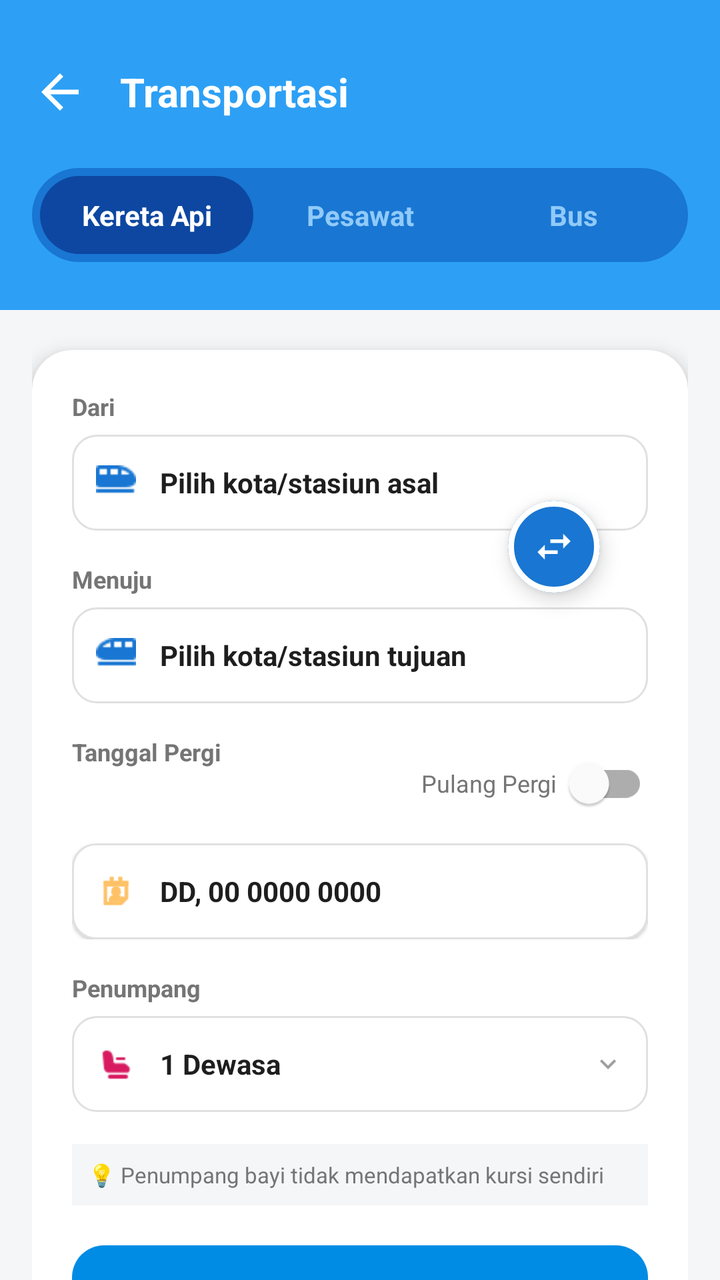
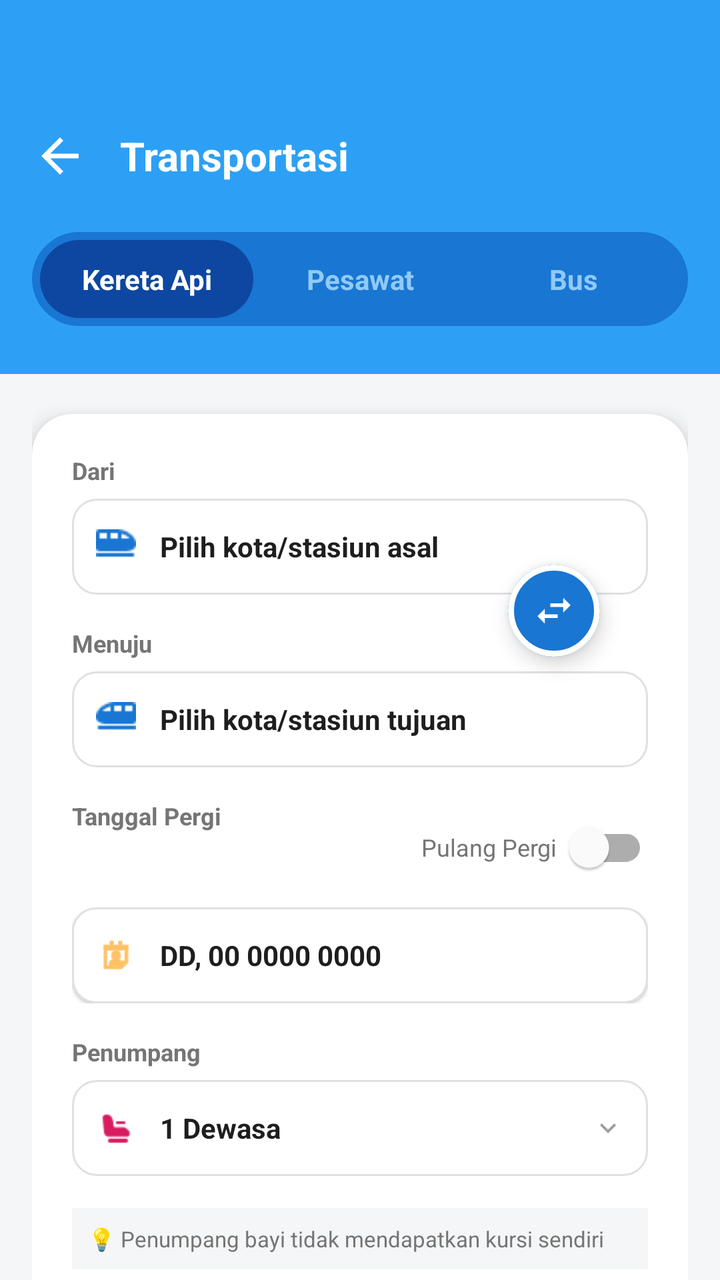

Two renders of the same Android screen: before a commit and after it. Below are the layout's source before the change and the commit's diff.
<!-- AndroidManifest.xml: application theme Theme.WisataGo -->
<!-- res/layout/activity_train.xml -->
<?xml version="1.0" encoding="utf-8"?>
<LinearLayout xmlns:android="http://schemas.android.com/apk/res/android"
    xmlns:app="http://schemas.android.com/apk/res-auto"
    android:layout_width="match_parent"
    android:layout_height="match_parent"
    android:background="#F5F6F8"
    android:orientation="vertical">

    <LinearLayout
        android:layout_width="match_parent"
        android:layout_height="wrap_content"
        android:background="#2DA0F5"
        android:orientation="vertical"
        android:paddingTop="16dp"
        android:paddingBottom="24dp">

        <RelativeLayout
            android:layout_width="match_parent"
            android:layout_height="60dp"
            android:paddingHorizontal="16dp">

            <ImageView
                android:id="@+id/btnBack"
                android:layout_width="28dp"
                android:layout_height="28dp"
                android:layout_centerVertical="true"
                android:src="@drawable/ic_back_white"
                app:tint="#FFFFFF" />

            <TextView
                android:layout_width="wrap_content"
                android:layout_height="wrap_content"
                android:layout_centerVertical="true"
                android:layout_marginStart="16dp"
                android:layout_toEndOf="@id/btnBack"
                android:text="Transportasi"
                android:textColor="#FFFFFF"
                android:textSize="20sp"
                android:textStyle="bold" />
        </RelativeLayout>

        <LinearLayout
            android:layout_width="match_parent"
            android:layout_height="wrap_content"
            android:layout_marginHorizontal="16dp"
            android:layout_marginTop="8dp"
            android:background="@drawable/bg_pill_pastel"
            android:backgroundTint="#1976D2"
            android:orientation="horizontal"
            android:padding="4dp">

            <TextView
                android:id="@+id/tabKereta"
                android:layout_width="0dp"
                android:layout_height="wrap_content"
                android:layout_weight="1"
                android:background="@drawable/bg_pill_white"
                android:backgroundTint="#0D47A1"
                android:gravity="center"
                android:paddingVertical="10dp"
                android:text="Kereta Api"
                android:textColor="#FFFFFF"
                android:textSize="14sp"
                android:textStyle="bold" />

            <TextView
                android:id="@+id/tabPesawat"
                android:layout_width="0dp"
                android:layout_height="wrap_content"
                android:layout_weight="1"
                android:gravity="center"
                android:paddingVertical="10dp"
                android:text="Pesawat"
                android:textColor="#90CAF9"
                android:textSize="14sp"
                android:textStyle="bold" />

            <TextView
                android:id="@+id/tabBus"
                android:layout_width="0dp"
                android:layout_height="wrap_content"
                android:layout_weight="1"
                android:gravity="center"
                android:paddingVertical="10dp"
                android:text="Bus"
                android:textColor="#90CAF9"
                android:textSize="14sp"
                android:textStyle="bold" />
        </LinearLayout>
    </LinearLayout>

    <ScrollView
        android:layout_width="match_parent"
        android:layout_height="match_parent"
        android:clipToPadding="false"
        android:paddingBottom="32dp"
        android:scrollbars="none">

        <LinearLayout
            android:layout_width="match_parent"
            android:layout_height="wrap_content"
            android:orientation="vertical"
            android:paddingHorizontal="16dp">

            <com.google.android.material.card.MaterialCardView
                android:layout_width="match_parent"
                android:layout_height="wrap_content"
                android:layout_marginTop="20dp"
                app:cardBackgroundColor="#FFFFFF"
                app:cardCornerRadius="20dp"
                app:cardElevation="6dp"
                app:strokeWidth="0dp">

                <LinearLayout
                    android:layout_width="match_parent"
                    android:layout_height="wrap_content"
                    android:orientation="vertical"
                    android:padding="20dp">

                    <RelativeLayout
                        android:layout_width="match_parent"
                        android:layout_height="wrap_content">

                        <LinearLayout
                            android:layout_width="match_parent"
                            android:layout_height="wrap_content"
                            android:orientation="vertical">

                            <TextView
                                android:layout_width="wrap_content"
                                android:layout_height="wrap_content"
                                android:layout_marginBottom="6dp"
                                android:text="Dari"
                                android:textColor="#757575"
                                android:textSize="12sp"
                                android:textStyle="bold" />

                            <LinearLayout
                                android:id="@+id/containerOrigin"
                                android:layout_width="match_parent"
                                android:layout_height="48dp"
                                android:background="@drawable/bg_input_field"
                                android:gravity="center_vertical"
                                android:orientation="horizontal"
                                android:paddingHorizontal="12dp"
                                android:clickable="true"
                                android:focusable="true">

                                <ImageView
                                    android:layout_width="20dp"
                                    android:layout_height="20dp"
                                    android:src="@drawable/icon_trains_go"
                                    app:tint="#1976D2" />

                                <TextView
                                    android:id="@+id/tvOrigin"
                                    android:layout_width="match_parent"
                                    android:layout_height="wrap_content"
                                    android:layout_marginStart="12dp"
                                    android:text="Pilih kota/stasiun asal"
                                    android:textColor="#1E1E1E"
                                    android:textSize="14sp"
                                    android:textStyle="bold" />
                            </LinearLayout>

                            <View
                                android:layout_width="match_parent"
                                android:layout_height="16dp" />

                            <TextView
                                android:layout_width="wrap_content"
                                android:layout_height="wrap_content"
                                android:layout_marginBottom="6dp"
                                android:text="Menuju"
                                android:textColor="#757575"
                                android:textSize="12sp"
                                android:textStyle="bold" />

                            <LinearLayout
                                android:id="@+id/containerDestination"
                                android:layout_width="match_parent"
                                android:layout_height="48dp"
                                android:background="@drawable/bg_input_field"
                                android:gravity="center_vertical"
                                android:orientation="horizontal"
                                android:paddingHorizontal="12dp"
                                android:clickable="true"
                                android:focusable="true">

                                <ImageView
                                    android:layout_width="20dp"
                                    android:layout_height="20dp"
                                    android:src="@drawable/icon_trains_back"
                                    app:tint="#1976D2" />

                                <TextView
                                    android:id="@+id/tvDestination"
                                    android:layout_width="match_parent"
                                    android:layout_height="wrap_content"
                                    android:layout_marginStart="12dp"
                                    android:text="Pilih kota/stasiun tujuan"
                                    android:textColor="#1E1E1E"
                                    android:textSize="14sp"
                                    android:textStyle="bold" />
                            </LinearLayout>
                        </LinearLayout>

                        <com.google.android.material.card.MaterialCardView
                            android:id="@+id/btnSwapLocation"
                            android:layout_width="46dp"
                            android:layout_height="46dp"
                            android:layout_alignParentEnd="true"
                            android:layout_centerVertical="true"
                            android:layout_marginEnd="24dp"
                            android:clickable="true"
                            android:focusable="true"
                            app:cardBackgroundColor="#1976D2"
                            app:cardCornerRadius="23dp"
                            app:cardElevation="6dp"
                            app:strokeColor="#FFFFFF"
                            app:strokeWidth="3dp">

                            <ImageView
                                android:layout_width="22dp"
                                android:layout_height="22dp"
                                android:layout_gravity="center"
                                android:rotation="90"
                                android:src="@drawable/ic_swap"
                                app:tint="#FFFFFF" />
                        </com.google.android.material.card.MaterialCardView>
                    </RelativeLayout>

                    <View
                        android:layout_width="match_parent"
                        android:layout_height="16dp" />

                    <RelativeLayout
                        android:layout_width="match_parent"
                        android:layout_height="wrap_content">

                        <TextView
                            android:layout_width="wrap_content"
                            android:layout_height="wrap_content"
                            android:text="Tanggal Pergi"
                            android:textColor="#757575"
                            android:textSize="12sp"
                            android:textStyle="bold" />

                        <com.google.android.material.switchmaterial.SwitchMaterial
                            android:id="@+id/switch_pulang_pergi"
                            android:layout_width="wrap_content"
                            android:layout_height="wrap_content"
                            android:layout_alignParentEnd="true"
                            android:text="Pulang Pergi  "
                            android:textColor="#757575"
                            android:textSize="12sp" />
                    </RelativeLayout>

                    <LinearLayout
                        android:layout_width="match_parent"
                        android:layout_height="wrap_content"
                        android:layout_marginTop="6dp"
                        android:orientation="horizontal">

                        <com.google.android.material.card.MaterialCardView
                            android:id="@+id/btn_tanggal_pergi"
                            android:layout_width="0dp"
                            android:layout_height="wrap_content"
                            android:layout_weight="1"
                            app:cardBackgroundColor="#FFFFFF"
                            app:cardCornerRadius="12dp"
                            app:strokeColor="#E0E0E0"
                            app:strokeWidth="1dp">

                            <LinearLayout
                                android:layout_width="match_parent"
                                android:layout_height="48dp"
                                android:gravity="center_vertical"
                                android:orientation="horizontal"
                                android:paddingHorizontal="12dp">

                                <ImageView
                                    android:layout_width="20dp"
                                    android:layout_height="20dp"
                                    android:src="@android:drawable/ic_menu_my_calendar"
                                    app:tint="#FF9800" />

                                <TextView
                                    android:id="@+id/tv_tanggal_pergi"
                                    android:layout_width="match_parent"
                                    android:layout_height="wrap_content"
                                    android:layout_marginStart="12dp"
                                    android:text="DD, 00 0000 0000"
                                    android:textColor="#1E1E1E"
                                    android:textSize="14sp"
                                    android:textStyle="bold" />
                            </LinearLayout>
                        </com.google.android.material.card.MaterialCardView>

                        <com.google.android.material.card.MaterialCardView
                            android:id="@+id/btn_tanggal_pulang"
                            android:layout_width="0dp"
                            android:layout_height="wrap_content"
                            android:layout_marginStart="8dp"
                            android:layout_weight="1"
                            android:visibility="gone"
                            app:cardBackgroundColor="#FFFFFF"
                            app:cardCornerRadius="12dp"
                            app:strokeColor="#E0E0E0"
                            app:strokeWidth="1dp">

                            <LinearLayout
                                android:layout_width="match_parent"
                                android:layout_height="48dp"
                                android:gravity="center_vertical"
                                android:orientation="horizontal"
                                android:paddingHorizontal="12dp">

                                <ImageView
                                    android:layout_width="20dp"
                                    android:layout_height="20dp"
                                    android:src="@android:drawable/ic_menu_my_calendar"
                                    app:tint="#00A3FF" />

                                <TextView
                                    android:id="@+id/tv_tanggal_pulang"
                                    android:layout_width="match_parent"
                                    android:layout_height="wrap_content"
                                    android:layout_marginStart="12dp"
                                    android:text="DD, 00 0000 0000"
                                    android:textColor="#1E1E1E"
                                    android:textSize="14sp"
                                    android:textStyle="bold" />
                            </LinearLayout>
                        </com.google.android.material.card.MaterialCardView>
                    </LinearLayout>

                    <View
                        android:layout_width="match_parent"
                        android:layout_height="16dp" />

                    <TextView
                        android:layout_width="wrap_content"
                        android:layout_height="wrap_content"
                        android:layout_marginBottom="6dp"
                        android:text="Penumpang"
                        android:textColor="#757575"
                        android:textSize="12sp"
                        android:textStyle="bold" />

                    <LinearLayout
                        android:id="@+id/btnSelectPassengers"
                        android:layout_width="match_parent"
                        android:layout_height="48dp"
                        android:background="@drawable/bg_input_field"
                        android:clickable="true"
                        android:focusable="true"
                        android:gravity="center_vertical"
                        android:orientation="horizontal"
                        android:paddingHorizontal="12dp">

                        <ImageView
                            android:layout_width="20dp"
                            android:layout_height="20dp"
                            android:src="@drawable/ic_seat"
                            app:tint="#D81B60" />

                        <TextView
                            android:id="@+id/tvPassengers"
                            android:layout_width="0dp"
                            android:layout_height="wrap_content"
                            android:layout_marginStart="12dp"
                            android:layout_weight="1"
                            android:text="1 Dewasa"
                            android:textColor="#1E1E1E"
                            android:textSize="14sp"
                            android:textStyle="bold" />

                        <ImageView
                            android:layout_width="16dp"
                            android:layout_height="16dp"
                            android:src="@drawable/ic_arrow_down"
                            app:tint="#9E9E9E" />
                    </LinearLayout>

                    <TextView
                        android:layout_width="match_parent"
                        android:layout_height="wrap_content"
                        android:layout_marginTop="16dp"
                        android:background="#F5F6F8"
                        android:padding="8dp"
                        android:text="💡 Penumpang bayi tidak mendapatkan kursi sendiri"
                        android:textColor="#757575"
                        android:textSize="11sp" />

                    <LinearLayout
                        android:id="@+id/btnCariTiket"
                        android:layout_width="match_parent"
                        android:layout_height="52dp"
                        android:layout_marginTop="20dp"
                        android:background="@drawable/bg_button_blue"
                        android:backgroundTint="#008CE4"
                        android:clickable="true"
                        android:focusable="true"
                        android:gravity="center"
                        android:orientation="horizontal">

                        <TextView
                            android:layout_width="wrap_content"
                            android:layout_height="wrap_content"
                            android:text="Cari Tiket"
                            android:textColor="#FFFFFF"
                            android:textSize="16sp"
                            android:textStyle="bold" />
                    </LinearLayout>
                </LinearLayout>
            </com.google.android.material.card.MaterialCardView>

            <TextView
                android:layout_width="wrap_content"
                android:layout_height="wrap_content"
                android:layout_marginTop="28dp"
                android:layout_marginBottom="12dp"
                android:text="Promo &amp; Inspirasi Perjalanan"
                android:textColor="#1E1E1E"
                android:textSize="16sp"
                android:textStyle="bold" />

            <com.google.android.material.card.MaterialCardView
                android:layout_width="match_parent"
                android:layout_height="wrap_content"
                android:layout_marginBottom="12dp"
                app:cardBackgroundColor="#FFFFFF"
                app:cardCornerRadius="12dp"
                app:cardElevation="2dp"
                app:strokeWidth="0dp">

                <LinearLayout
                    android:layout_width="match_parent"
                    android:layout_height="wrap_content"
                    android:orientation="horizontal"
                    android:padding="12dp">

                    <com.google.android.material.imageview.ShapeableImageView
                        android:layout_width="80dp"
                        android:layout_height="80dp"
                        android:scaleType="centerCrop"
                        android:src="@drawable/ic_parahyangan"
                        app:shapeAppearanceOverlay="@style/ShapeAppearance.MaterialComponents.SmallComponent" />

                    <LinearLayout
                        android:layout_width="match_parent"
                        android:layout_height="wrap_content"
                        android:layout_marginStart="12dp"
                        android:orientation="vertical">

                        <TextView
                            android:layout_width="wrap_content"
                            android:layout_height="wrap_content"
                            android:text="KA Parahyangan"
                            android:textColor="#1E1E1E"
                            android:textSize="14sp"
                            android:textStyle="bold" />

                        <TextView
                            android:layout_width="wrap_content"
                            android:layout_height="wrap_content"
                            android:layout_marginTop="2dp"
                            android:text="Gambir - Bandung"
                            android:textColor="#757575"
                            android:textSize="11sp"
                            android:textStyle="bold" />

                        <TextView
                            android:layout_width="match_parent"
                            android:layout_height="wrap_content"
                            android:layout_marginTop="4dp"
                            android:ellipsize="end"
                            android:maxLines="3"
                            android:text="Kereta ini sangat melegenda bagi warga Jakarta dan Bandung. Rutenya melintasi pegunungan, jembatan-jembatan tinggi, dan lembah hijau yang memukau."
                            android:textColor="#9E9E9E"
                            android:textSize="10sp" />
                    </LinearLayout>
                </LinearLayout>
            </com.google.android.material.card.MaterialCardView>

            <com.google.android.material.card.MaterialCardView
                android:layout_width="match_parent"
                android:layout_height="wrap_content"
                android:layout_marginBottom="24dp"
                app:cardBackgroundColor="#FFFFFF"
                app:cardCornerRadius="12dp"
                app:cardElevation="2dp"
                app:strokeWidth="0dp">

                <LinearLayout
                    android:layout_width="match_parent"
                    android:layout_height="wrap_content"
                    android:orientation="horizontal"
                    android:padding="12dp">

                    <com.google.android.material.imageview.ShapeableImageView
                        android:layout_width="80dp"
                        android:layout_height="80dp"
                        android:scaleType="centerCrop"
                        android:src="@drawable/ic_anggrek"
                        app:shapeAppearanceOverlay="@style/ShapeAppearance.MaterialComponents.SmallComponent" />

                    <LinearLayout
                        android:layout_width="match_parent"
                        android:layout_height="wrap_content"
                        android:layout_marginStart="12dp"
                        android:orientation="vertical">

                        <TextView
                            android:layout_width="wrap_content"
                            android:layout_height="wrap_content"
                            android:text="KA Anggrek"
                            android:textColor="#1E1E1E"
                            android:textSize="14sp"
                            android:textStyle="bold" />

                        <TextView
                            android:layout_width="wrap_content"
                            android:layout_height="wrap_content"
                            android:layout_marginTop="2dp"
                            android:text="Gambir - Surabaya Pasar Turi"
                            android:textColor="#757575"
                            android:textSize="11sp"
                            android:textStyle="bold" />

                        <TextView
                            android:layout_width="match_parent"
                            android:layout_height="wrap_content"
                            android:layout_marginTop="4dp"
                            android:ellipsize="end"
                            android:maxLines="3"
                            android:text="Ini merupakan kereta flagship tertinggi KAI. Dikenal sebagai kereta tercepat dengan waktu tempuh Jakarta-Surabaya hanya sekitar 8 jam."
                            android:textColor="#9E9E9E"
                            android:textSize="10sp" />
                    </LinearLayout>
                </LinearLayout>
            </com.google.android.material.card.MaterialCardView>
        </LinearLayout>
    </ScrollView>
</LinearLayout>
<!-- resources referenced by this layout -->
<resources>
  <!-- drawable bg_button_blue (drawable) -->
  <?xml version="1.0" encoding="utf-8"?>
  <shape xmlns:android="http://schemas.android.com/apk/res/android"
      android:shape="rectangle">
  
      <gradient
          android:startColor="#29B6F6"
          android:endColor="#1565C0"
          android:angle="270" />
  
      <corners android:radius="16dp" />
  </shape>
  <!-- drawable bg_input_field (drawable) -->
  <?xml version="1.0" encoding="utf-8"?>
  <shape xmlns:android="http://schemas.android.com/apk/res/android"
      android:shape="rectangle">
      <solid android:color="#FFFFFF" /> <stroke android:width="1dp" android:color="#E0E0E0" /> <corners android:radius="12dp" /> </shape>
  <!-- drawable bg_pill_pastel (drawable) -->
  <?xml version="1.0" encoding="utf-8"?>
  <shape xmlns:android="http://schemas.android.com/apk/res/android"
      android:shape="rectangle">
  
      <solid android:color="#EAE0F5" />
  
      <corners android:radius="24dp" />
  
  </shape>
  <!-- drawable bg_pill_white (drawable) -->
  <?xml version="1.0" encoding="utf-8"?>
  <shape xmlns:android="http://schemas.android.com/apk/res/android"
      android:shape="rectangle">
      <solid android:color="#FFFFFF" />
      <corners android:radius="24dp" /> </shape>
  <!-- drawable ic_anggrek: jpg bitmap (drawable, 191791 bytes) -->
  <!-- drawable ic_arrow_down (drawable) -->
  <vector xmlns:android="http://schemas.android.com/apk/res/android"
      android:width="24dp"
      android:height="24dp"
      android:viewportWidth="24"
      android:viewportHeight="24">
      <path
          android:fillColor="#000000"
          android:pathData="M7.41,8.59L12,13.17l4.59,-4.58L18,10l-6,6 -6,-6 1.41,-1.41z"/>
  </vector>
  <!-- drawable ic_back_white (drawable) -->
  <vector xmlns:android="http://schemas.android.com/apk/res/android"
      android:width="24dp"
      android:height="24dp"
      android:viewportWidth="24"
      android:viewportHeight="24"
      android:tint="#FFFFFF">
      <path
          android:fillColor="@android:color/white"
          android:pathData="M20,11H7.83l5.59,-5.59L12,4l-8,8 8,8 1.41,-1.41L7.83,13H20v-2z"/>
  </vector>
  <!-- drawable ic_parahyangan: jpg bitmap (drawable, 77957 bytes) -->
  <!-- drawable ic_seat: png bitmap (drawable, 701 bytes) -->
  <!-- drawable ic_swap (drawable) -->
  <vector xmlns:android="http://schemas.android.com/apk/res/android"
      android:width="24dp"
      android:height="24dp"
      android:viewportWidth="24"
      android:viewportHeight="24">
      <path
          android:fillColor="#000000"
          android:pathData="M16,17.01V10h-2v7.01h-3L15,21l4,-3.99h-3zM9,3L5,6.99h3V14h2V6.99h3L9,3z"/>
  </vector>
  <!-- drawable icon_trains_back: png bitmap (drawable, 276 bytes) -->
  <!-- drawable icon_trains_go: png bitmap (drawable, 271 bytes) -->
  <style name="Theme.WisataGo" parent="Theme.MaterialComponents.Light.NoActionBar">
      </style>
</resources>

<!-- the commit's change to res/layout/activity_train.xml (unified diff, before → after) -->
@@ -11,7 +11,7 @@
         android:layout_height="wrap_content"
         android:background="#2DA0F5"
         android:orientation="vertical"
-        android:paddingTop="16dp"
+        android:paddingTop="48dp"
         android:paddingBottom="24dp">
 
         <RelativeLayout
